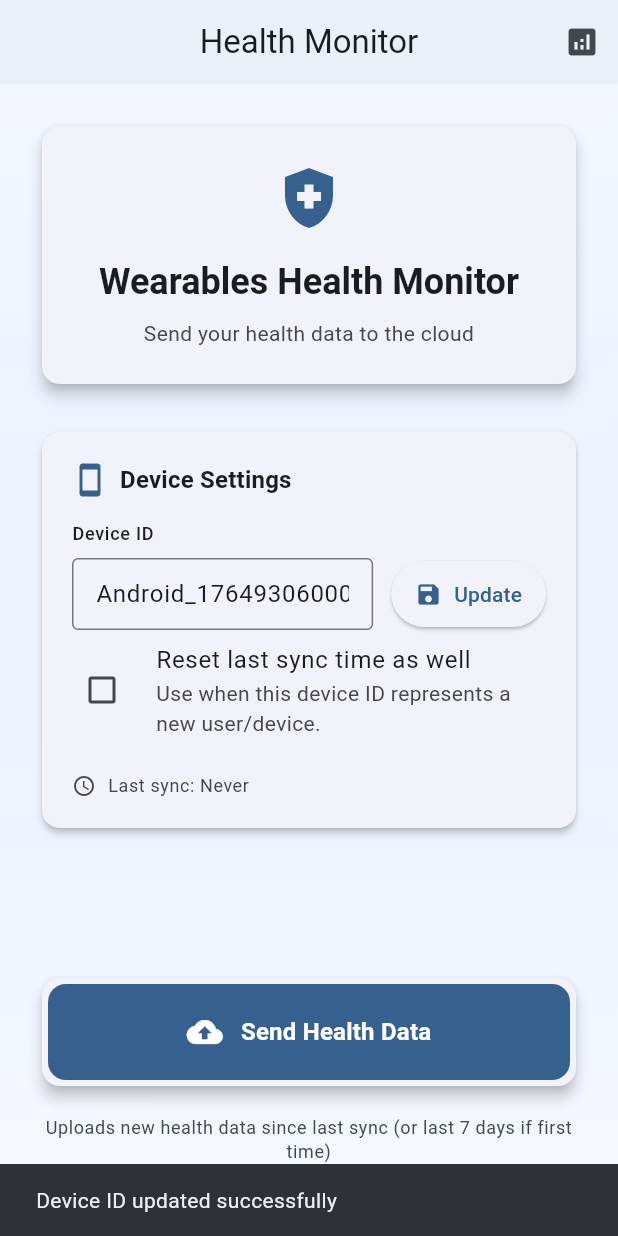
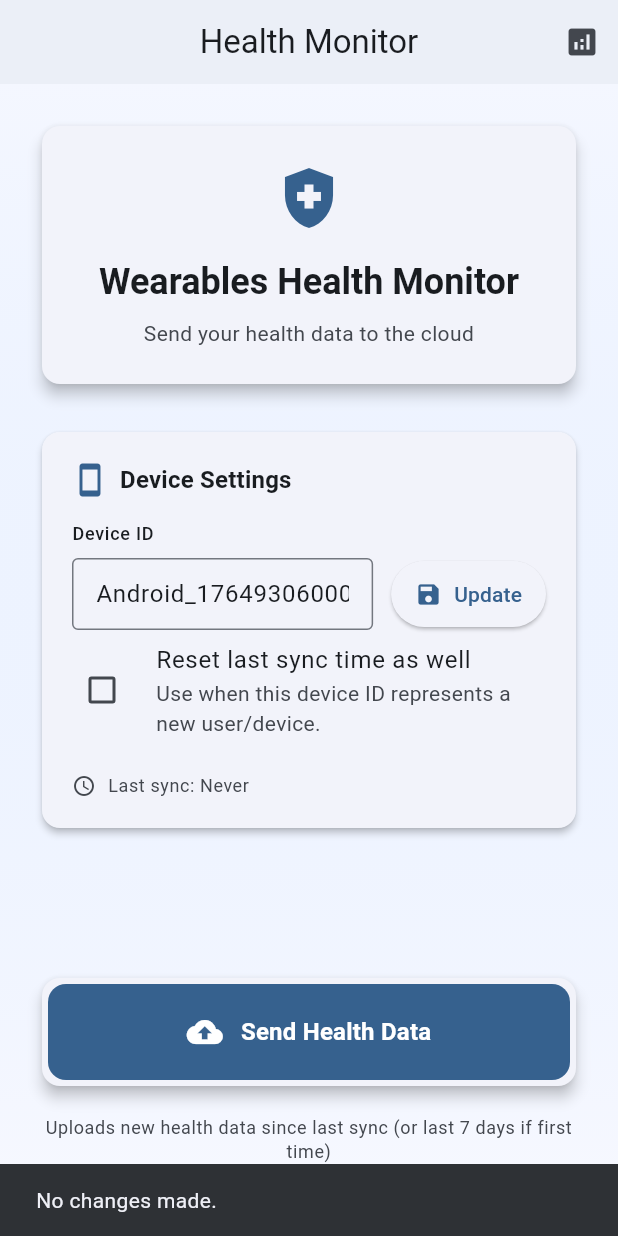
Before and after one commit to WearableAnalytics/Wearables-Merged, a Flutter app: the screen it shows after launch, after a tap on "Update", on a phone screen of 412 x 824 dp. Run offline on Flutter 3.47's test engine with Material 3 defaults, Android fonts, the phone set to English and light mode, and no system bars; our stand-ins replace flutter_local_notifications, shared_preferences; missing offline and left inert: background_fetch, health.

Commit message:
Update lib/screens/main_page.dart
Co-authored-by: Copilot <175728472+Copilot@users.noreply.github.com>

```diff
--- a/services/mobile/mobile_app/lib/screens/main_page.dart
+++ b/services/mobile/mobile_app/lib/screens/main_page.dart
@@ -49,26 +49,32 @@ class _MainPageState extends State<MainPage> {
     final newDeviceId = _deviceIdController.text.trim();
     if (newDeviceId.isNotEmpty) {
       final currentId = await StorageService.getOrCreateDeviceId();
-      if (_resetLastSync && newDeviceId == currentId) {
-        if (!mounted) return;
-        ScaffoldMessenger.of(context).showSnackBar(
-          const SnackBar(
-            content: Text('Device ID unchanged. Update it before resetting last sync time.'),
-            duration: Duration(seconds: 3),
-          ),
-        );
-        return;
+
+      // Update device ID only if it has changed
+      if (newDeviceId != currentId) {
+        await StorageService.setCustomDeviceId(newDeviceId);
       }
 
-      await StorageService.setCustomDeviceId(newDeviceId);
+      // Reset last sync time if requested
       if (_resetLastSync) {
         await StorageService.clearLastDataSendTime();
       }
+
       await _loadDeviceInfo();
       if (!mounted) return;
+      String message;
+      if (newDeviceId != currentId && _resetLastSync) {
+        message = 'Device ID updated and last sync reset.';
+      } else if (newDeviceId != currentId) {
+        message = 'Device ID updated successfully.';
+      } else if (_resetLastSync) {
+        message = 'Last sync time reset.';
+      } else {
+        message = 'No changes made.';
+      }
       ScaffoldMessenger.of(context).showSnackBar(
         SnackBar(
-          content: Text(_resetLastSync ? 'Device ID and last sync reset.' : 'Device ID updated successfully'),
+          content: Text(message),
           duration: const Duration(seconds: 2),
         ),
       );
```
